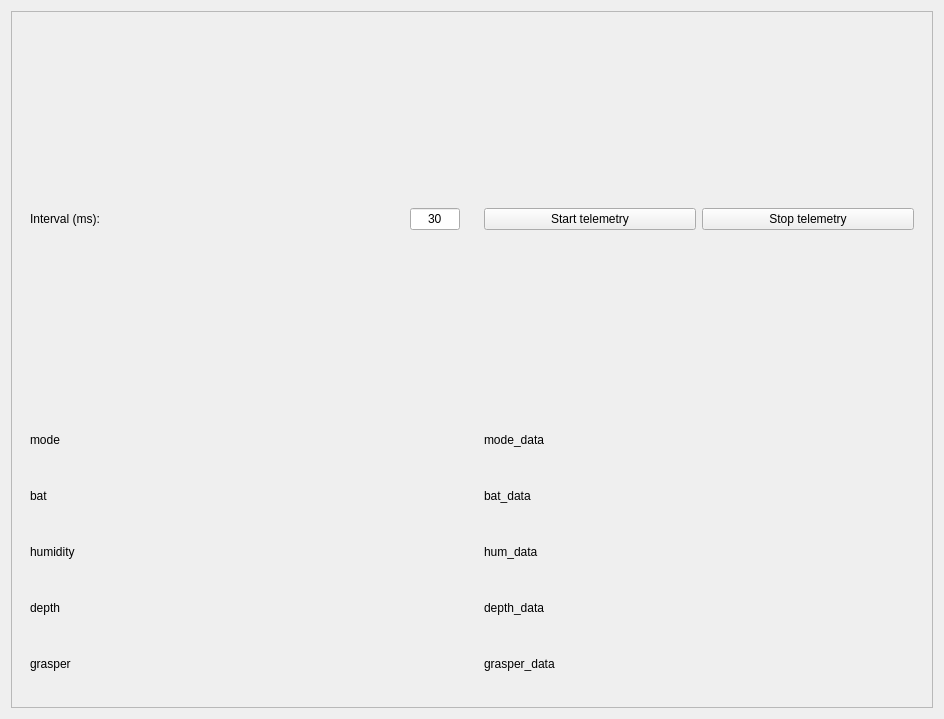
The window that UiFiles/boatData.ui (knr-auv/PC_GUI) describes before a commit, drawn with Qt 5.
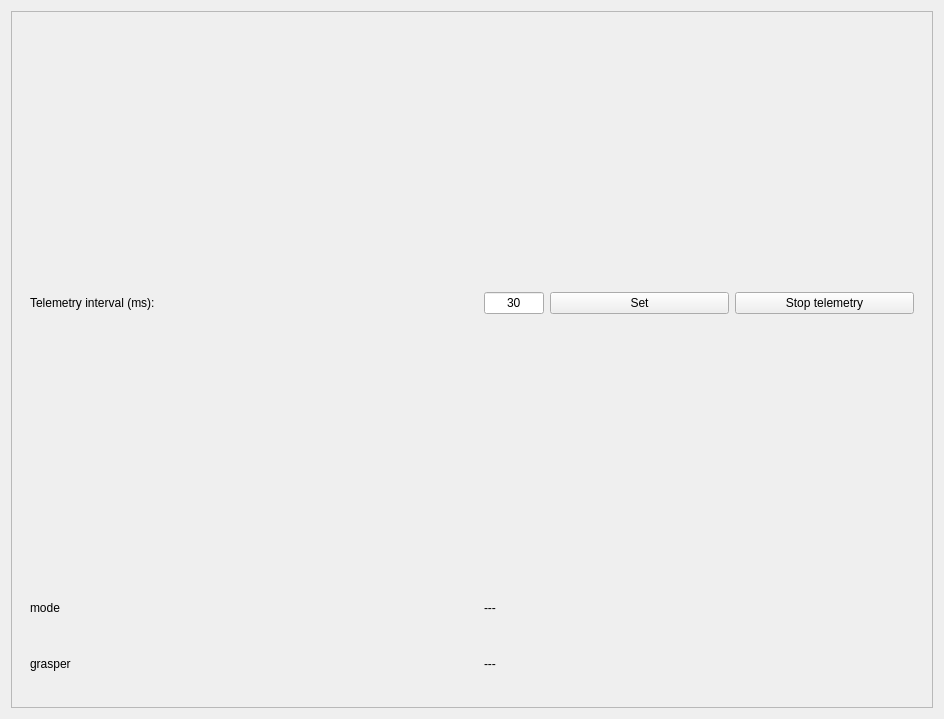
The same window after the commit.

```diff
--- a/UiFiles/boatData.ui
+++ b/UiFiles/boatData.ui
@@ -107,41 +107,13 @@
                   </size>
                  </property>
                  <property name="text">
-                  <string>Interval (ms):</string>
+                  <string>Telemetry interval (ms):</string>
                  </property>
                  <property name="alignment">
                   <set>Qt::AlignLeading|Qt::AlignLeft|Qt::AlignVCenter</set>
                  </property>
                 </widget>
                </item>
-               <item>
-                <widget class="QLineEdit" name="t_interval">
-                 <property name="sizePolicy">
-                  <sizepolicy hsizetype="Minimum" vsizetype="Fixed">
-                   <horstretch>0</horstretch>
-                   <verstretch>0</verstretch>
-                  </sizepolicy>
-                 </property>
-                 <property name="minimumSize">
-                  <size>
-                   <width>0</width>
-                   <height>0</height>
-                  </size>
-                 </property>
-                 <property name="maximumSize">
-                  <size>
-                   <width>50</width>
-                   <height>16777215</height>
-                  </size>
-                 </property>
-                 <property name="text">
-                  <string>30</string>
-                 </property>
-                 <property name="alignment">
-                  <set>Qt::AlignCenter</set>
-                 </property>
-                </widget>
-               </item>
               </layout>
              </widget>
             </item>
@@ -170,81 +142,6 @@
               </property>
              </widget>
             </item>
-            <item>
-             <widget class="QLabel" name="l_bat">
-              <property name="sizePolicy">
-               <sizepolicy hsizetype="Preferred" vsizetype="MinimumExpanding">
-                <horstretch>0</horstretch>
-                <verstretch>0</verstretch>
-               </sizepolicy>
-              </property>
-              <property name="minimumSize">
-               <size>
-                <width>0</width>
-                <height>30</height>
-               </size>
-              </property>
-              <property name="maximumSize">
-               <size>
-                <width>16777215</width>
-                <height>50</height>
-               </size>
-              </property>
-              <property name="text">
-               <string>bat</string>
-              </property>
-             </widget>
-            </item>
-            <item>
-             <widget class="QLabel" name="l_humidity">
-              <property name="sizePolicy">
-               <sizepolicy hsizetype="Preferred" vsizetype="MinimumExpanding">
-                <horstretch>0</horstretch>
-                <verstretch>0</verstretch>
-               </sizepolicy>
-              </property>
-              <property name="minimumSize">
-               <size>
-                <width>0</width>
-                <height>30</height>
-               </size>
-              </property>
-              <property name="maximumSize">
-               <size>
-                <width>16777215</width>
-                <height>50</height>
-               </size>
-              </property>
-              <property name="text">
-               <string>humidity</string>
-              </property>
-             </widget>
-            </item>
-            <item>
-             <widget class="QLabel" name="l_depth">
-              <property name="sizePolicy">
-               <sizepolicy hsizetype="Preferred" vsizetype="MinimumExpanding">
-                <horstretch>0</horstretch>
-                <verstretch>0</verstretch>
-               </sizepolicy>
-              </property>
-              <property name="minimumSize">
-               <size>
-                <width>0</width>
-                <height>30</height>
-               </size>
-              </property>
-              <property name="maximumSize">
-               <size>
-                <width>16777215</width>
-                <height>50</height>
-               </size>
-              </property>
-              <property name="text">
-               <string>depth</string>
-              </property>
-             </widget>
-            </item>
             <item>
              <widget class="QLabel" name="l_grasper">
               <property name="sizePolicy">
@@ -297,6 +194,34 @@
                <property name="bottomMargin">
                 <number>0</number>
                </property>
+               <item>
+                <widget class="QLineEdit" name="t_interval">
+                 <property name="sizePolicy">
+                  <sizepolicy hsizetype="Minimum" vsizetype="Fixed">
+                   <horstretch>0</horstretch>
+                   <verstretch>0</verstretch>
+                  </sizepolicy>
+                 </property>
+                 <property name="minimumSize">
+                  <size>
+                   <width>0</width>
+                   <height>0</height>
+                  </size>
+                 </property>
+                 <property name="maximumSize">
+                  <size>
+                   <width>60</width>
+                   <height>16777215</height>
+                  </size>
+                 </property>
+                 <property name="text">
+                  <string>30</string>
+                 </property>
+                 <property name="alignment">
+                  <set>Qt::AlignCenter</set>
+                 </property>
+                </widget>
+               </item>
                <item>
                 <widget class="QPushButton" name="b_start_sending">
                  <property name="minimumSize">
@@ -312,7 +237,7 @@
                   </size>
                  </property>
                  <property name="text">
-                  <string>Start telemetry</string>
+                  <string>Set</string>
                  </property>
                 </widget>
                </item>
@@ -365,82 +290,7 @@
                <enum>QFrame::Plain</enum>
               </property>
               <property name="text">
-               <string>mode_data</string>
-              </property>
-             </widget>
-            </item>
-            <item>
-             <widget class="QLabel" name="bat_data">
-              <property name="sizePolicy">
-               <sizepolicy hsizetype="Preferred" vsizetype="MinimumExpanding">
-                <horstretch>0</horstretch>
-                <verstretch>0</verstretch>
-               </sizepolicy>
-              </property>
-              <property name="minimumSize">
-               <size>
-                <width>0</width>
-                <height>30</height>
-               </size>
-              </property>
-              <property name="maximumSize">
-               <size>
-                <width>16777215</width>
-                <height>50</height>
-               </size>
-              </property>
-              <property name="text">
-               <string>bat_data</string>
-              </property>
-             </widget>
-            </item>
-            <item>
-             <widget class="QLabel" name="hum_data">
-              <property name="sizePolicy">
-               <sizepolicy hsizetype="Preferred" vsizetype="MinimumExpanding">
-                <horstretch>0</horstretch>
-                <verstretch>0</verstretch>
-               </sizepolicy>
-              </property>
-              <property name="minimumSize">
-               <size>
-                <width>0</width>
-                <height>30</height>
-               </size>
-              </property>
-              <property name="maximumSize">
-               <size>
-                <width>16777215</width>
-                <height>50</height>
-               </size>
-              </property>
-              <property name="text">
-               <string>hum_data</string>
-              </property>
-             </widget>
-            </item>
-            <item>
-             <widget class="QLabel" name="depth_data">
-              <property name="sizePolicy">
-               <sizepolicy hsizetype="Preferred" vsizetype="MinimumExpanding">
-                <horstretch>0</horstretch>
-                <verstretch>0</verstretch>
-               </sizepolicy>
-              </property>
-              <property name="minimumSize">
-               <size>
-                <width>0</width>
-                <height>30</height>
-               </size>
-              </property>
-              <property name="maximumSize">
-               <size>
-                <width>16777215</width>
-                <height>50</height>
-               </size>
-              </property>
-              <property name="text">
-               <string>depth_data</string>
+               <string>---</string>
               </property>
              </widget>
             </item>
@@ -465,7 +315,7 @@
                </size>
               </property>
               <property name="text">
-               <string>grasper_data</string>
+               <string>---</string>
               </property>
              </widget>
             </item>
```
